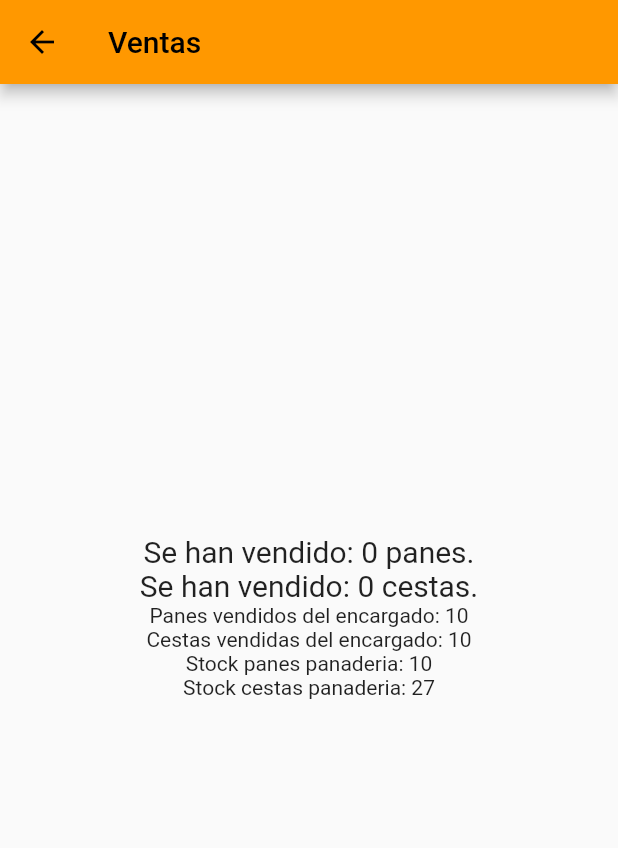
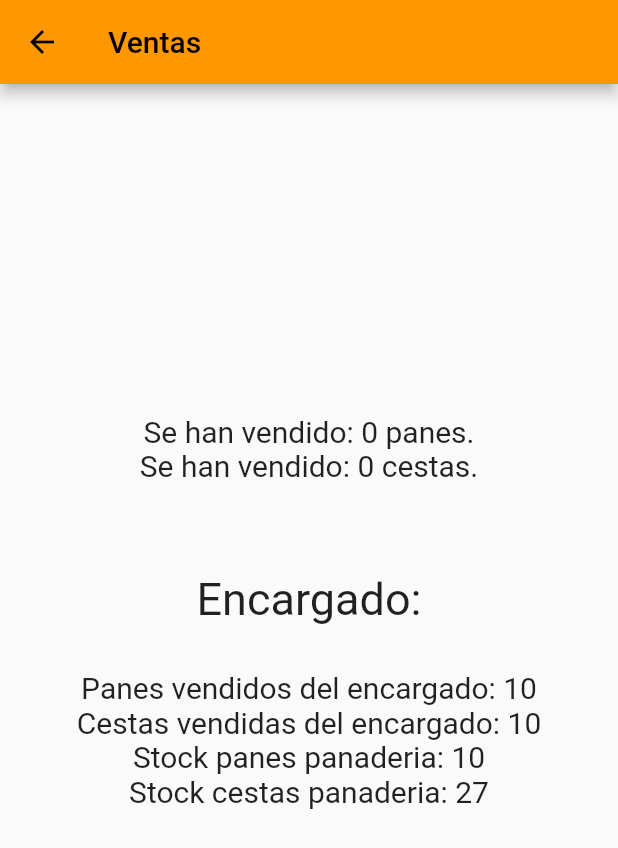
Before and after one commit to anlop31/pr2ds, a Flutter app: the screen it shows after launch, after a tap on "Comprar", on a phone screen of 412 x 824 dp. Shown: the top 848 px of the screen. Run offline on Flutter 3.47's test engine with Material 2 defaults, Android fonts, the phone set to English and light mode, and no system bars.

Commit message:
Cambios main

```diff
--- a/lib/main.dart
+++ b/lib/main.dart
@@ -30,13 +30,13 @@ Future<void> main() async{
   Timer(Duration(seconds: 40), marcarPanaderiaCerrada);
 
   // Ejecutar un proceso mientras la instancia de Future esté activa
-  do {
-    await panaderia.run();
-    encargado.update(panaderia);
+  //do {
+    //await panaderia.run();
+    //encargado.update(panaderia);
 
     // Comprobar si el futuro ha sido completado y si la panadería sigue abierta
     //print((await futurePanaderia).estaAbierta());
-  } while (!completer.isCompleted && (await futurePanaderia).estaAbierta());
+  //} while (!completer.isCompleted && (await futurePanaderia).estaAbierta());
   //print("Ha salido del bucle");
 
 
@@ -245,7 +245,7 @@ class _MyHomePageState extends State<MyHomePage> {
                 ),
                 SizedBox(height: 15,),
                 Text(
-                  'Total euros: ' + _totalPrecioPanes.toString() + '€',
+                  'Total euros: ' + _totalPrecioPanes.toStringAsFixed(2) + '€',
                   style: TextStyle(
                     fontSize: 20.0,
                   ),
@@ -288,7 +288,7 @@ class _MyHomePageState extends State<MyHomePage> {
                 ),
                 SizedBox(height: 15,),
                 Text(
-                  'Total euros: ' + _totalPrecioCestas.toString() + '€',
+                  'Total euros: ' + _totalPrecioCestas.toStringAsFixed(2) + '€',
                   style: TextStyle(
                     fontSize: 20.0,
                   ),
@@ -299,13 +299,15 @@ class _MyHomePageState extends State<MyHomePage> {
               children: [
                 SizedBox(width: 50,),
                 Text(
-                  'Dinero: ' + _dinero.toString(),
+                  'Dinero: ' + _dinero.toStringAsFixed(2),
                 ),
                 SizedBox(width: 50,),
                 ElevatedButton(
                   onPressed: () {
-                    _updateStockPanes();
-                    _updateStockCestas();
+                    setState((){
+                      _updateStockPanes();
+                      _updateStockCestas();
+                    });
                     Navigator.push(
                       context,
                       MaterialPageRoute(builder: (context) => SecondScreen(myHome: this)),
@@ -341,7 +343,7 @@ class SecondScreen extends StatelessWidget {
       body: Center(
         child: Column(
           children: [
-            SizedBox(height: 300,),
+            SizedBox(height: 220,),
             Text(
               'Se han vendido: ' + ( (myHome.getStockInicialPanes() - myHome.getStockPanes()).toInt() ).toString() + ' panes.',
               style: TextStyle(
@@ -354,17 +356,37 @@ class SecondScreen extends StatelessWidget {
                 fontSize: 20.0,
               ),
             ),
+            SizedBox(height: 60,),
             Text(
-              'Panes vendidos del encargado: ' + ( myHome.getStockPanesEncargado() ).toString()
+              "Encargado:",
+              style: TextStyle(
+                fontSize: 30.0,
+              ),
+            ),
+            SizedBox(height: 30,),
+            Text(
+              'Panes vendidos del encargado: ' + ( myHome.getStockPanesEncargado() ).toString(),
+              style: TextStyle(
+                fontSize: 20.0,
+              ),
             ),
             Text(
-                'Cestas vendidas del encargado: ' + ( myHome.getStockCestasEncargado() ).toString()
+              'Cestas vendidas del encargado: ' + ( myHome.getStockCestasEncargado() ).toString(),
+              style: TextStyle(
+                fontSize: 20.0,
+              ),
             ),
             Text(
-                'Stock panes panaderia: ' + ( myHome.getPanesPanaderia() ).toString()
+              'Stock panes panaderia: ' + ( myHome.getPanesPanaderia() ).toString(),
+              style: TextStyle(
+                fontSize: 20.0,
+              ),
             ),
             Text(
-                'Stock cestas panaderia: ' + ( myHome.getCestasPanaderia() ).toString()
+              'Stock cestas panaderia: ' + ( myHome.getCestasPanaderia() ).toString(),
+              style: TextStyle(
+                fontSize: 20.0,
+              ),
             ),
           ],
         ),
```
